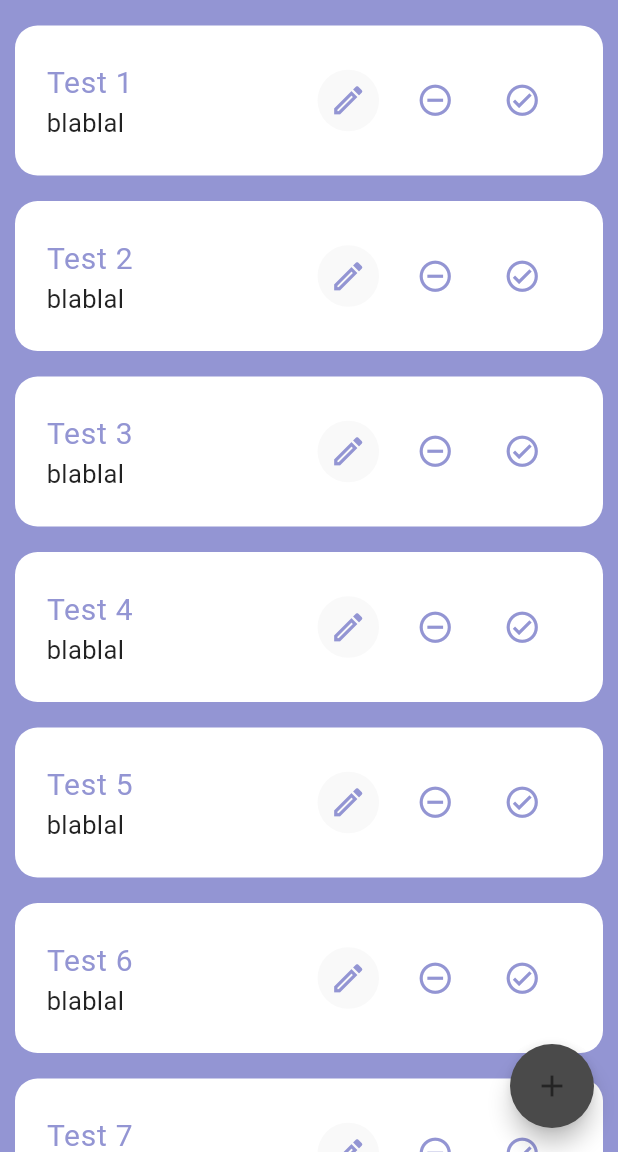
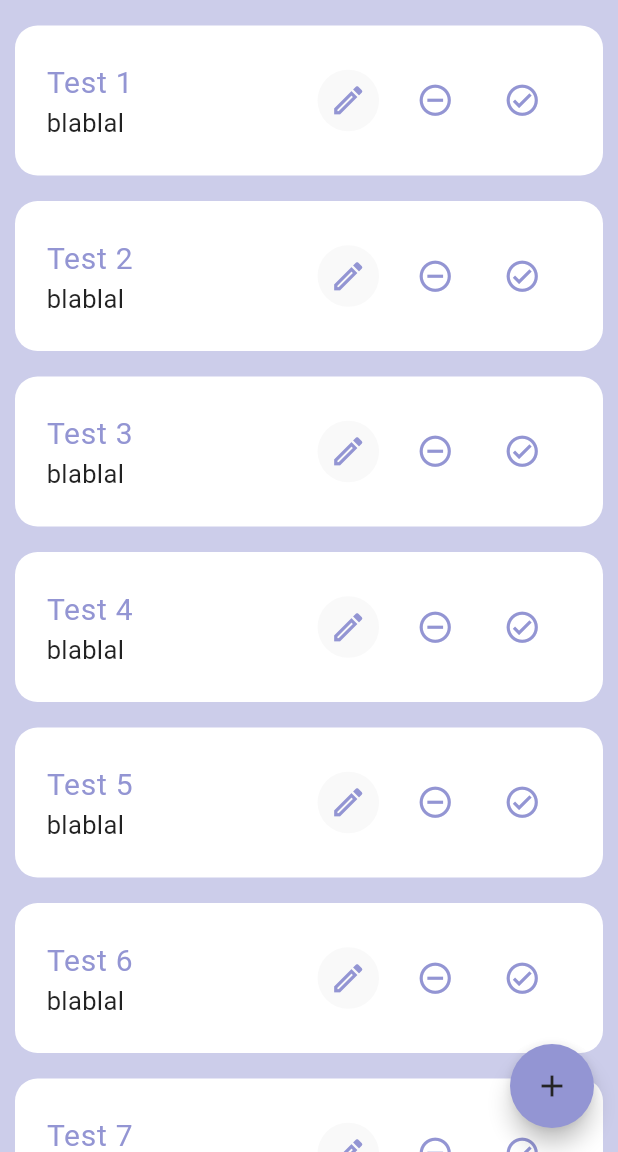
Before and after one commit to gabrielnavas/todo_flutter_app, a Flutter app: the screen it shows after launch, on a phone screen of 412 x 824 dp, the part 84-1236 px from its top. Run offline on Flutter 3.47's test engine with Material 3 defaults, Android fonts, the phone set to English and light mode, and no system bars.

Commit message:
change background of the container list items

```diff
--- a/lib/screens/todo_list_screen.dart
+++ b/lib/screens/todo_list_screen.dart
@@ -22,6 +22,7 @@ class TodoListScreen extends StatelessWidget {
           side: const BorderSide(width: 3, color: Colors.transparent),
           borderRadius: BorderRadius.circular(100),
         ),
+        backgroundColor: Theme.of(context).colorScheme.onSecondary,
         child: Icon(
           Icons.add,
           color: Theme.of(context).colorScheme.onSurface,
@@ -41,7 +42,7 @@ class TodoListScreen extends StatelessWidget {
       ),
       body: Container(
         decoration: BoxDecoration(
-          color: Theme.of(context).primaryColor,
+          color: Theme.of(context).colorScheme.secondary,
         ),
         child: ListView.builder(
           itemCount: todoList.itemsCount,
```
